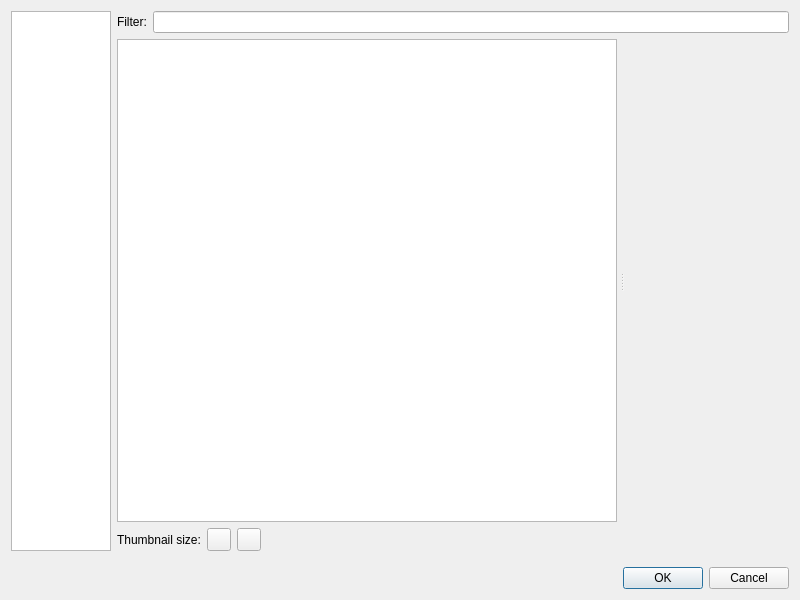
Above: SelectFiles.ui from Sigil-Ebook/PageEdit before the change. Below: the same form after it.
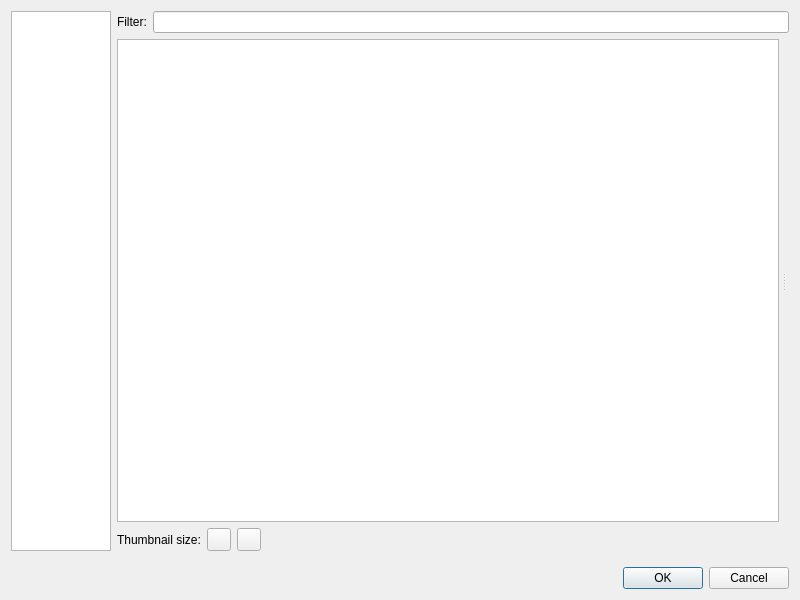
That is the form after the change. Icons and pictures are not drawn.

```diff
--- a/SelectFiles.ui
+++ b/SelectFiles.ui
@@ -76,14 +76,14 @@
            </property>
            <widget class="QTreeView" name="imageTree">
             <property name="sizePolicy">
-             <sizepolicy hsizetype="Preferred" vsizetype="Expanding">
+             <sizepolicy hsizetype="Expanding" vsizetype="Expanding">
               <horstretch>0</horstretch>
               <verstretch>0</verstretch>
              </sizepolicy>
             </property>
             <property name="maximumSize">
              <size>
-              <width>500</width>
+              <width>16777215</width>
               <height>16777215</height>
              </size>
             </property>
```
